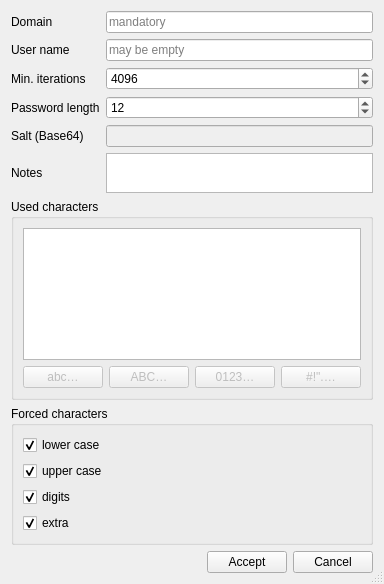
The window that newdomainwizard.ui (607011/Qt-SESAM) describes before a commit, drawn with Qt 5.
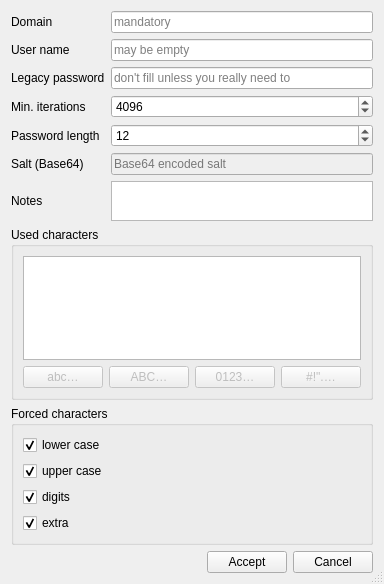
The same window after the commit.

Commit message: Added legacy password to `NewDomainWizard`.

```diff
--- a/newdomainwizard.ui
+++ b/newdomainwizard.ui
@@ -35,6 +35,9 @@
          <property name="readOnly">
           <bool>true</bool>
          </property>
+         <property name="placeholderText">
+          <string>Base64 encoded salt</string>
+         </property>
         </widget>
        </item>
       </layout>
@@ -60,6 +63,12 @@
          <height>40</height>
         </size>
        </property>
+       <property name="plainText">
+        <string/>
+       </property>
+       <property name="placeholderText">
+        <string>optional</string>
+       </property>
       </widget>
      </item>
      <item row="8" column="2">
@@ -159,6 +168,23 @@
        </property>
       </widget>
      </item>
+     <item row="2" column="2">
+      <widget class="QLineEdit" name="legacyPasswordLineEdit">
+       <property name="text">
+        <string/>
+       </property>
+       <property name="placeholderText">
+        <string>don't fill unless you really need to</string>
+       </property>
+      </widget>
+     </item>
+     <item row="2" column="0">
+      <widget class="QLabel" name="label_4">
+       <property name="text">
+        <string>Legacy password</string>
+       </property>
+      </widget>
+     </item>
     </layout>
    </item>
    <item>
```
The commit also changes 3 other files.
